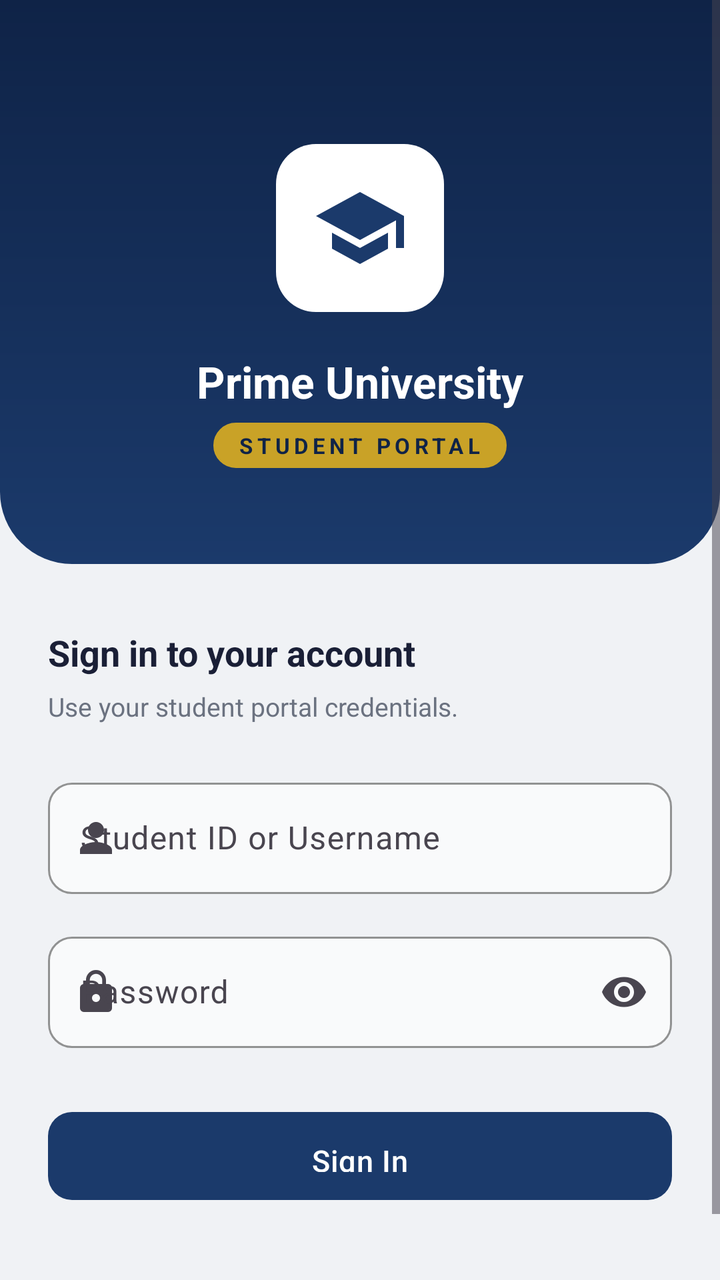
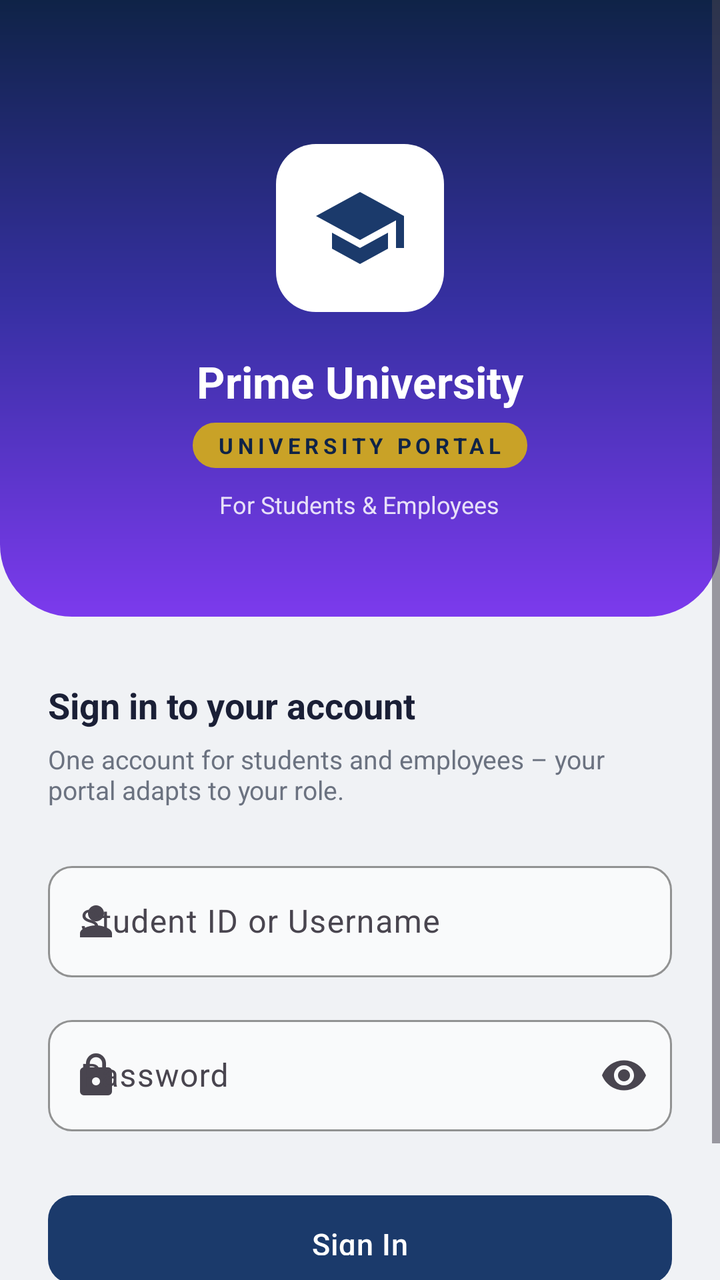

An Android layout rendered at two revisions. The XML below is the earlier revision; the diff shows what the commit changed to produce the second picture.
<!-- AndroidManifest.xml: application theme Theme.StudentPortal -->
<!-- res/layout/activity_login.xml -->
<?xml version="1.0" encoding="utf-8"?>
<ScrollView xmlns:android="http://schemas.android.com/apk/res/android"
    xmlns:app="http://schemas.android.com/apk/res-auto"
    android:layout_width="match_parent"
    android:layout_height="match_parent"
    android:background="@color/background"
    android:fillViewport="true">

    <LinearLayout
        android:layout_width="match_parent"
        android:layout_height="wrap_content"
        android:orientation="vertical">

        
        <LinearLayout
            android:layout_width="match_parent"
            android:layout_height="wrap_content"
            android:background="@drawable/bg_login_header"
            android:gravity="center"
            android:orientation="vertical"
            android:paddingStart="32dp"
            android:paddingTop="72dp"
            android:paddingEnd="32dp"
            android:paddingBottom="48dp">

            <FrameLayout
                android:layout_width="84dp"
                android:layout_height="84dp"
                android:background="@drawable/bg_logo_tile">

                <ImageView
                    android:layout_width="48dp"
                    android:layout_height="48dp"
                    android:layout_gravity="center"
                    android:contentDescription="@string/app_name"
                    android:src="@drawable/ic_school" />
            </FrameLayout>

            <TextView
                android:layout_width="wrap_content"
                android:layout_height="wrap_content"
                android:layout_marginTop="20dp"
                android:text="@string/university_name"
                android:textColor="@color/white"
                android:textSize="22sp"
                android:textStyle="bold" />

            <TextView
                android:layout_width="wrap_content"
                android:layout_height="wrap_content"
                android:layout_marginTop="6dp"
                android:background="@drawable/bg_badge_pill"
                android:paddingStart="12dp"
                android:paddingTop="4dp"
                android:paddingEnd="12dp"
                android:paddingBottom="4dp"
                android:text="@string/student_portal"
                android:textColor="@color/primary_dark"
                android:textSize="11sp"
                android:textStyle="bold"
                android:letterSpacing="0.2" />
        </LinearLayout>

        
        <LinearLayout
            android:layout_width="match_parent"
            android:layout_height="wrap_content"
            android:orientation="vertical"
            android:padding="24dp">

            <TextView
                android:layout_width="wrap_content"
                android:layout_height="wrap_content"
                android:layout_marginTop="8dp"
                android:text="@string/sign_in_title"
                android:textColor="@color/text_primary"
                android:textSize="18sp"
                android:textStyle="bold" />

            <TextView
                android:layout_width="wrap_content"
                android:layout_height="wrap_content"
                android:layout_marginTop="6dp"
                android:text="@string/sign_in_subtitle"
                android:textColor="@color/text_secondary"
                android:textSize="13sp" />

            
            <LinearLayout
                android:id="@+id/errorBox"
                android:layout_width="match_parent"
                android:layout_height="wrap_content"
                android:layout_marginTop="16dp"
                android:background="@drawable/bg_soft_error"
                android:gravity="center_vertical"
                android:orientation="horizontal"
                android:padding="12dp"
                android:visibility="gone">

                <ImageView
                    android:layout_width="18dp"
                    android:layout_height="18dp"
                    android:contentDescription="@null"
                    android:src="@drawable/ic_error" />

                <TextView
                    android:id="@+id/errorText"
                    android:layout_width="match_parent"
                    android:layout_height="wrap_content"
                    android:layout_marginStart="8dp"
                    android:textColor="@color/error"
                    android:textSize="13sp" />
            </LinearLayout>

            <com.google.android.material.textfield.TextInputLayout
                android:id="@+id/inputLogin"
                style="@style/Widget.StudentPortal.TextInput"
                android:layout_width="match_parent"
                android:layout_height="wrap_content"
                android:layout_marginTop="24dp"
                android:hint="@string/hint_login"
                app:startIconDrawable="@drawable/ic_person">

                <com.google.android.material.textfield.TextInputEditText
                    android:layout_width="match_parent"
                    android:layout_height="wrap_content"
                    android:inputType="text"
                    android:imeOptions="actionNext"
                    android:maxLines="1" />
            </com.google.android.material.textfield.TextInputLayout>

            <com.google.android.material.textfield.TextInputLayout
                android:id="@+id/inputPassword"
                style="@style/Widget.StudentPortal.TextInput"
                android:layout_width="match_parent"
                android:layout_height="wrap_content"
                android:layout_marginTop="16dp"
                android:hint="@string/hint_password"
                app:endIconMode="password_toggle"
                app:startIconDrawable="@drawable/ic_lock">

                <com.google.android.material.textfield.TextInputEditText
                    android:layout_width="match_parent"
                    android:layout_height="wrap_content"
                    android:inputType="textPassword"
                    android:imeOptions="actionDone"
                    android:maxLines="1" />
            </com.google.android.material.textfield.TextInputLayout>

            <FrameLayout
                android:layout_width="match_parent"
                android:layout_height="wrap_content"
                android:layout_marginTop="28dp">

                <com.google.android.material.button.MaterialButton
                    android:id="@+id/btnSignIn"
                    android:layout_width="match_parent"
                    android:layout_height="52dp"
                    android:text="@string/action_sign_in" />

                <ProgressBar
                    android:id="@+id/progress"
                    android:layout_width="24dp"
                    android:layout_height="24dp"
                    android:layout_gravity="center"
                    android:indeterminateTint="@color/white"
                    android:visibility="gone" />
            </FrameLayout>

            <TextView
                android:id="@+id/footer"
                android:layout_width="match_parent"
                android:layout_height="wrap_content"
                android:layout_marginTop="32dp"
                android:gravity="center"
                android:lineSpacingMultiplier="1.4"
                android:textColor="@color/text_secondary"
                android:textSize="11sp" />
        </LinearLayout>
    </LinearLayout>
</ScrollView>
<!-- resources referenced by this layout -->
<resources>
  <color name="background">#F0F2F5</color>
  <color name="error">#EF4444</color>
  <color name="primary_dark">#0F2347</color>
  <color name="text_primary">#1A1F36</color>
  <color name="text_secondary">#6B7280</color>
  <color name="white">#FFFFFF</color>
  <!-- drawable bg_badge_pill (drawable) -->
  <?xml version="1.0" encoding="utf-8"?>
  <shape xmlns:android="http://schemas.android.com/apk/res/android" android:shape="rectangle">
      <solid android:color="@color/accent"/>
      <stroke android:width="1dp" android:color="@color/accent"/>
      <corners android:radius="20dp"/>
  </shape>
  <!-- drawable bg_login_header (drawable) -->
  <?xml version="1.0" encoding="utf-8"?>
  <shape xmlns:android="http://schemas.android.com/apk/res/android" android:shape="rectangle">
      <gradient android:angle="270" android:startColor="@color/primary_dark" android:endColor="@color/primary"/>
      <corners android:bottomLeftRadius="36dp" android:bottomRightRadius="36dp"/>
  </shape>
  <!-- drawable bg_logo_tile (drawable) -->
  <?xml version="1.0" encoding="utf-8"?>
  <shape xmlns:android="http://schemas.android.com/apk/res/android" android:shape="rectangle">
      <solid android:color="@color/white"/>
      <corners android:radius="20dp"/>
  </shape>
  <!-- drawable bg_soft_error (drawable) -->
  <?xml version="1.0" encoding="utf-8"?>
  <shape xmlns:android="http://schemas.android.com/apk/res/android" android:shape="rectangle">
      <solid android:color="@color/error_soft"/>
      <corners android:radius="10dp"/>
      <stroke android:width="1dp" android:color="#33EF4444"/>
  </shape>
  <!-- drawable ic_error (drawable) -->
  <vector xmlns:android="http://schemas.android.com/apk/res/android"
      android:width="24dp" android:height="24dp"
      android:viewportWidth="24" android:viewportHeight="24"
      android:tint="@color/error">
      <path android:fillColor="@android:color/white" android:pathData="M12,2C6.48,2 2,6.48 2,12s4.48,10 10,10 10,-4.48 10,-10S17.52,2 12,2zM13,17h-2v-2h2v2zM13,13h-2L11,7h2v6z"/>
  </vector>
  <!-- drawable ic_school (drawable) -->
  <vector xmlns:android="http://schemas.android.com/apk/res/android"
      android:width="24dp" android:height="24dp"
      android:viewportWidth="24" android:viewportHeight="24"
      android:tint="@color/primary">
      <path android:fillColor="@android:color/white" android:pathData="M12,3L1,9l11,6 9,-4.91L21,17h2L23,9zM5,13.18v4L12,21l7,-3.82v-4L12,17z"/>
  </vector>
  <string name="action_sign_in">Sign In</string>
  <string name="app_name">PU Student Portal</string>
  <string name="hint_login">Student ID or Username</string>
  <string name="hint_password">Password</string>
  <string name="sign_in_subtitle">Use your student portal credentials.</string>
  <string name="sign_in_title">Sign in to your account</string>
  <string name="student_portal">STUDENT PORTAL</string>
  <string name="university_name">Prime University</string>
  <color name="accent">#C9A227</color>
  <color name="primary">#1B3A6B</color>
  <color name="error_soft">#14EF4444</color>
  <color name="field_fill">#F9FAFB</color>
  <color name="on_primary">#FFFFFF</color>
  <color name="surface">#FFFFFF</color>
  <style name="WindowAnimationSlide">
          <item name="android:activityOpenEnterAnimation">@anim/slide_in_right</item>
          <item name="android:activityOpenExitAnimation">@anim/slide_out_left</item>
          <item name="android:activityCloseEnterAnimation">@anim/slide_in_left</item>
          <item name="android:activityCloseExitAnimation">@anim/slide_out_right</item>
      </style>
  <!-- unchanged entries left out for length: 5 -->
</resources>

<!-- the commit's change to res/layout/activity_login.xml (unified diff, before → after) -->
@@ -59,6 +59,15 @@
                 android:textSize="11sp"
                 android:textStyle="bold"
                 android:letterSpacing="0.2" />
+
+            <TextView
+                android:layout_width="wrap_content"
+                android:layout_height="wrap_content"
+                android:layout_marginTop="10dp"
+                android:alpha="0.85"
+                android:text="@string/login_audience"
+                android:textColor="@color/white"
+                android:textSize="12sp" />
         </LinearLayout>
 
         
<!-- resource entries referenced after the edit -->
@@ -16,7 +16,11 @@
   <!-- drawable bg_login_header (drawable) -->
   <?xml version="1.0" encoding="utf-8"?>
   <shape xmlns:android="http://schemas.android.com/apk/res/android" android:shape="rectangle">
-      <gradient android:angle="270" android:startColor="@color/primary_dark" android:endColor="@color/primary"/>
+      <gradient
+          android:angle="270"
+          android:startColor="@color/header_gradient_start"
+          android:centerColor="@color/header_gradient_center"
+          android:endColor="@color/header_gradient_end" />
       <corners android:bottomLeftRadius="36dp" android:bottomRightRadius="36dp"/>
   </shape>
   <!-- drawable bg_logo_tile (drawable) -->
@@ -47,14 +51,18 @@
       <path android:fillColor="@android:color/white" android:pathData="M12,3L1,9l11,6 9,-4.91L21,17h2L23,9zM5,13.18v4L12,21l7,-3.82v-4L12,17z"/>
   </vector>
   <string name="action_sign_in">Sign In</string>
-  <string name="app_name">PU Student Portal</string>
+  <string name="app_name">Prime University Portal</string>
   <string name="hint_login">Student ID or Username</string>
   <string name="hint_password">Password</string>
-  <string name="sign_in_subtitle">Use your student portal credentials.</string>
+  <string name="login_audience">For Students &amp; Employees</string>
+  <string name="sign_in_subtitle">One account for students and employees – your portal adapts to your role.</string>
   <string name="sign_in_title">Sign in to your account</string>
-  <string name="student_portal">STUDENT PORTAL</string>
+  <string name="student_portal">UNIVERSITY PORTAL</string>
   <string name="university_name">Prime University</string>
   <color name="accent">#C9A227</color>
+  <color name="header_gradient_start">#0F2347</color>
+  <color name="header_gradient_center">#3730A3</color>
+  <color name="header_gradient_end">#7C3AED</color>
   <color name="primary">#1B3A6B</color>
   <color name="error_soft">#14EF4444</color>
   <color name="field_fill">#F9FAFB</color>
